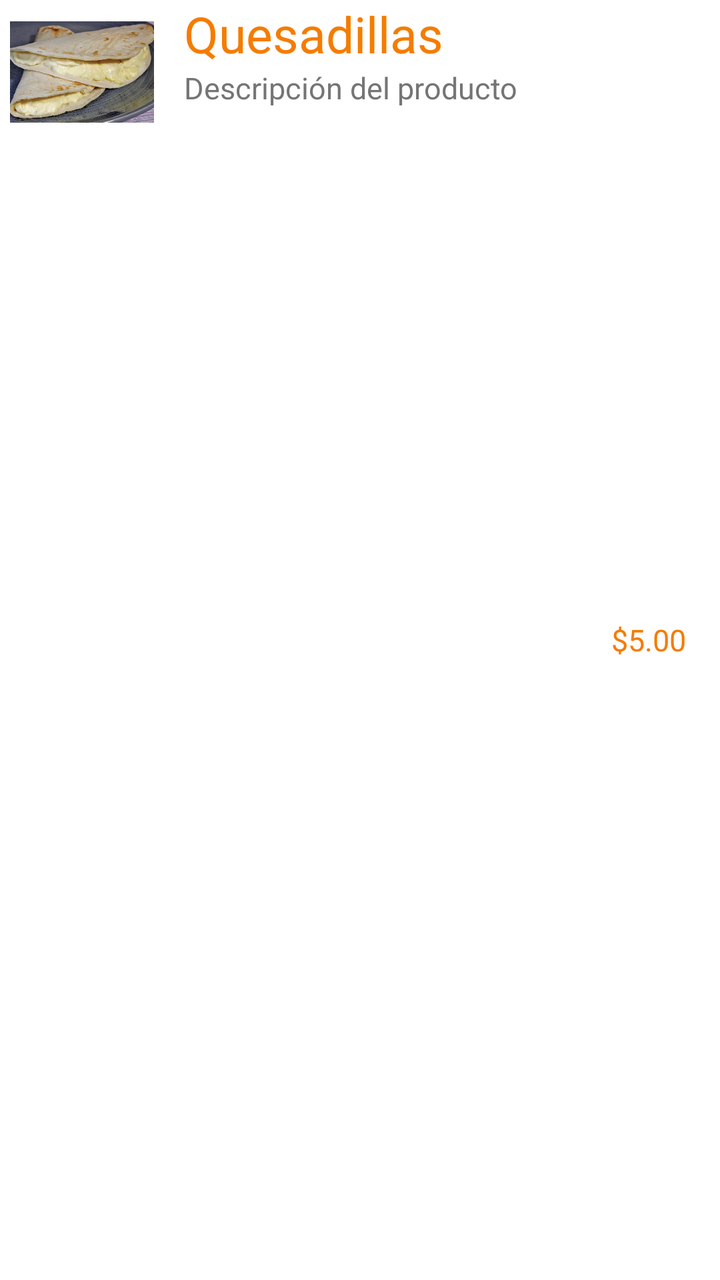
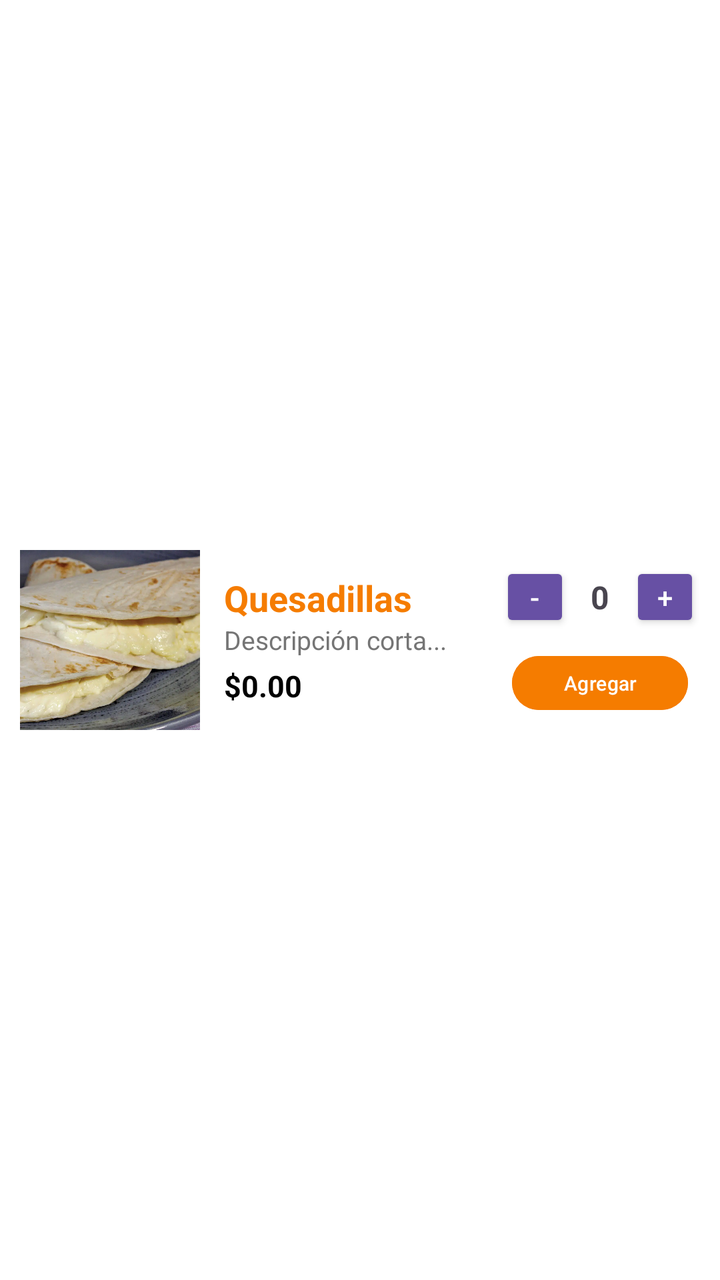

An Android layout rendered at two revisions. The XML below is the earlier revision; the diff shows what the commit changed to produce the second picture.
<!-- AndroidManifest.xml: application theme Theme.FoodOrderApp -->
<!-- res/layout/producto_view.xml -->
<?xml version="1.0" encoding="utf-8"?>
<LinearLayout xmlns:android="http://schemas.android.com/apk/res/android"
    android:orientation="horizontal"
    android:layout_width="match_parent"
    android:layout_height="wrap_content"
    android:background="@color/white"
    android:layout_marginLeft="15dp"
    android:layout_marginRight="15dp">

    <ImageView
        android:id="@+id/producto_img"
        android:layout_width="72dp"
        android:layout_height="72dp"
        android:src="@drawable/quesadilla"
        android:layout_marginLeft="5dp" />

    <LinearLayout
        android:layout_width="0dp"
        android:layout_weight="3"
        android:layout_height="wrap_content"
        android:orientation="vertical">

        <TextView
            android:id="@+id/producto_nombre"
            android:layout_width="match_parent"
            android:layout_height="wrap_content"
            android:textColor="@color/naranja_primario"
            android:layout_marginLeft="15dp"
            android:layout_marginRight="15dp"
            android:text="Quesadillas"
            android:textSize="25sp"/>

        <TextView
            android:id="@+id/producto_desc"
            android:layout_width="match_parent"
            android:layout_height="wrap_content"
            android:textColor="@color/gris_texto"
            android:layout_marginLeft="15dp"
            android:layout_marginRight="15dp"
            android:text="Descripción del producto"
            android:textSize="15sp"/>

    </LinearLayout>

    <TextView
        android:id="@+id/producto_precio"
        android:layout_width="0dp"
        android:layout_weight="1"
        android:layout_height="match_parent"
        android:gravity="center"
        android:textColor="@color/naranja_primario"
        android:text="$5.00"
        android:textSize="15sp"/>

</LinearLayout>
<!-- resources referenced by this layout -->
<resources>
  <color name="gris_texto">#757575</color>
  <color name="naranja_primario">#F57C00</color>
  <color name="white">#FFFFFFFF</color>
  <!-- drawable quesadilla: webp bitmap (drawable, 73414 bytes) -->
  <style name="Theme.FoodOrderApp" parent="Base.Theme.FoodOrderApp" />
  <style name="Base.Theme.FoodOrderApp" parent="Theme.Material3.DayNight.NoActionBar">
          
          
      </style>
</resources>

<!-- the commit's change to res/layout/producto_view.xml (unified diff, before → after) -->
@@ -4,52 +4,107 @@
     android:layout_width="match_parent"
     android:layout_height="wrap_content"
     android:background="@color/white"
-    android:layout_marginLeft="15dp"
-    android:layout_marginRight="15dp">
+    android:padding="10dp"
+    android:gravity="center_vertical">
 
     <ImageView
         android:id="@+id/producto_img"
-        android:layout_width="72dp"
-        android:layout_height="72dp"
-        android:src="@drawable/quesadilla"
-        android:layout_marginLeft="5dp" />
+        android:layout_width="90dp"
+        android:layout_height="90dp"
+        android:scaleType="centerCrop"
+        android:src="@drawable/quesadilla" />
 
     <LinearLayout
         android:layout_width="0dp"
-        android:layout_weight="3"
         android:layout_height="wrap_content"
-        android:orientation="vertical">
+        android:layout_weight="1"
+        android:orientation="vertical"
+        android:layout_marginStart="12dp"
+        android:layout_marginEnd="8dp">
 
         <TextView
             android:id="@+id/producto_nombre"
-            android:layout_width="match_parent"
+            android:layout_width="wrap_content"
             android:layout_height="wrap_content"
             android:textColor="@color/naranja_primario"
-            android:layout_marginLeft="15dp"
-            android:layout_marginRight="15dp"
             android:text="Quesadillas"
-            android:textSize="25sp"/>
+            android:textStyle="bold"
+            android:textSize="18sp"/>
 
         <TextView
             android:id="@+id/producto_desc"
-            android:layout_width="match_parent"
+            android:layout_width="wrap_content"
             android:layout_height="wrap_content"
             android:textColor="@color/gris_texto"
-            android:layout_marginLeft="15dp"
-            android:layout_marginRight="15dp"
-            android:text="Descripción del producto"
-            android:textSize="15sp"/>
+            android:text="Descripción corta..."
+            android:maxLines="2"
+            android:ellipsize="end"
+            android:textSize="13sp"/>
+
+        <TextView
+            android:id="@+id/producto_precio"
+            android:layout_width="wrap_content"
+            android:layout_height="wrap_content"
+            android:textColor="@color/black"
+            android:text="$0.00"
+            android:textStyle="bold"
+            android:textSize="15sp"
+            android:layout_marginTop="4dp"/>
+    </LinearLayout>
+
+    <LinearLayout
+        android:layout_width="wrap_content"
+        android:layout_height="wrap_content"
+        android:orientation="vertical"
+        android:gravity="center">
+
+        <LinearLayout
+            android:layout_width="wrap_content"
+            android:layout_height="wrap_content"
+            android:orientation="horizontal"
+            android:gravity="center"
+            android:layout_marginBottom="8dp">
+
+            <Button
+                android:id="@+id/btn_menos"
+                android:layout_width="35dp"
+                android:layout_height="35dp"
+                android:text="-"
+                android:backgroundTint="@color/naranja_primario"
+                android:padding="0dp"
+                android:textColor="@color/white"
+                style="@style/Widget.AppCompat.Button.Small"/>
+
+            <TextView
+                android:id="@+id/tv_cantidad_orden"
+                android:layout_width="30dp"
+                android:layout_height="wrap_content"
+                android:text="0"
+                android:gravity="center"
+                android:textSize="16sp"
+                android:textStyle="bold"/>
+
+            <Button
+                android:id="@+id/btn_mas"
+                android:layout_width="35dp"
+                android:layout_height="35dp"
+                android:text="+"
+                android:backgroundTint="@color/naranja_primario"
+                android:padding="0dp"
+                android:textColor="@color/white"
+                style="@style/Widget.AppCompat.Button.Small"/>
+        </LinearLayout>
+
+        <Button
+            android:id="@+id/btn_agregar_carrito"
+            android:layout_width="wrap_content"
+            android:layout_height="35dp"
+            android:text="Agregar"
+            android:textSize="10sp"
+            android:backgroundTint="@color/naranja_primario"
+            android:textColor="@color/white"
+            android:paddingLeft="10dp"
+            android:paddingRight="10dp"/>
 
     </LinearLayout>
-
-    <TextView
-        android:id="@+id/producto_precio"
-        android:layout_width="0dp"
-        android:layout_weight="1"
-        android:layout_height="match_parent"
-        android:gravity="center"
-        android:textColor="@color/naranja_primario"
-        android:text="$5.00"
-        android:textSize="15sp"/>
-
 </LinearLayout>
<!-- resource entries referenced after the edit -->
@@ -1,5 +1,6 @@
 <!-- resources referenced by this layout -->
 <resources>
+  <color name="black">#FF000000</color>
   <color name="gris_texto">#757575</color>
   <color name="naranja_primario">#F57C00</color>
   <color name="white">#FFFFFFFF</color>
